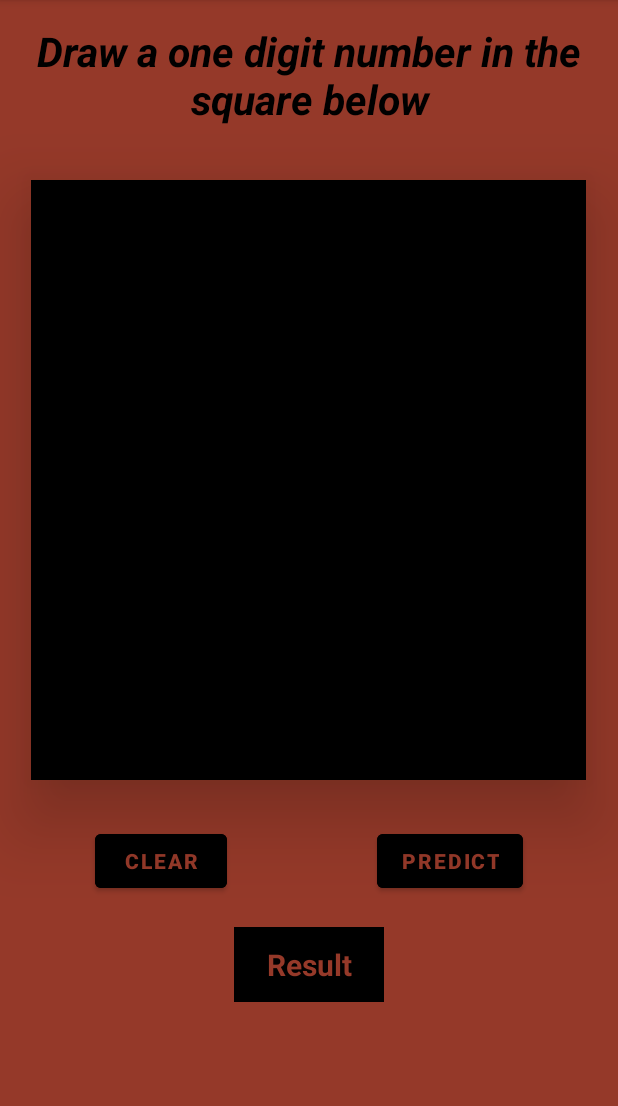
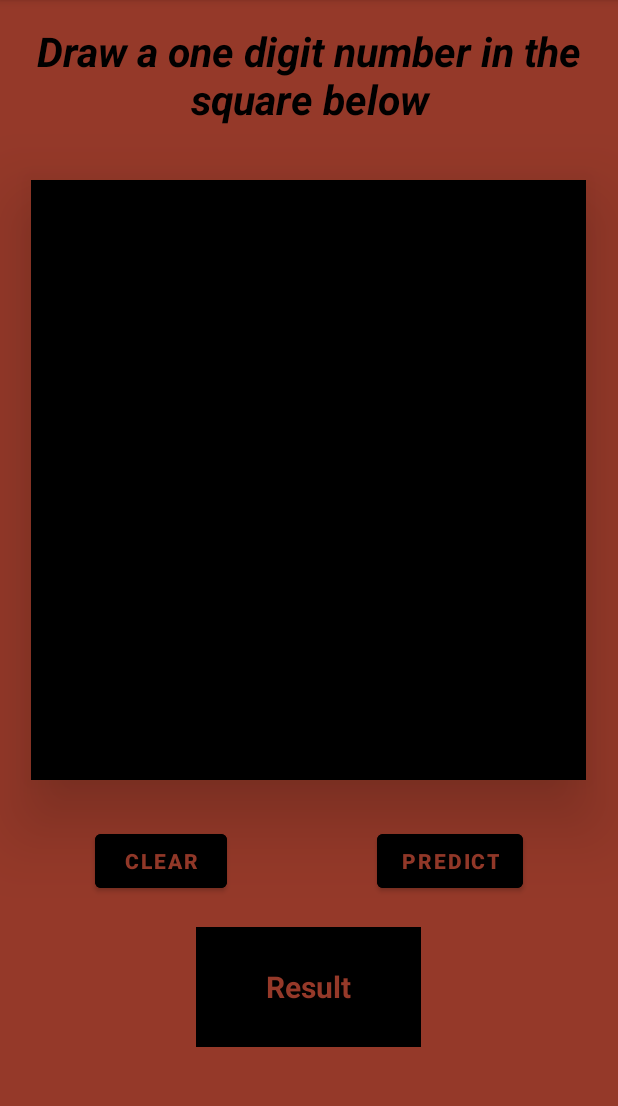
Before and after one commit to Moufdi96/OnDevice-DigitRecognition, an Android app: the screen it shows after launch (MainActivity), on a phone screen of 412 x 824 dp, the part 84-1190 px from its top. Run offline under Robolectric (Android 15) with nearby library versions, the phone set to English and light mode, and no system bars; libraries missing offline, so code that uses them is left out: org.tensorflow.lite.

Commit message:
UI edited

```diff
--- a/app/src/main/res/layout/activity_main.xml
+++ b/app/src/main/res/layout/activity_main.xml
@@ -67,8 +67,8 @@
         android:gravity="center">
 
         <TextView
-            android:layout_width="100dp"
-            android:layout_height="50dp"
+            android:layout_width="150dp"
+            android:layout_height="80dp"
             android:textSize="20dp"
             android:gravity="center"
             android:background="#953929"
```
